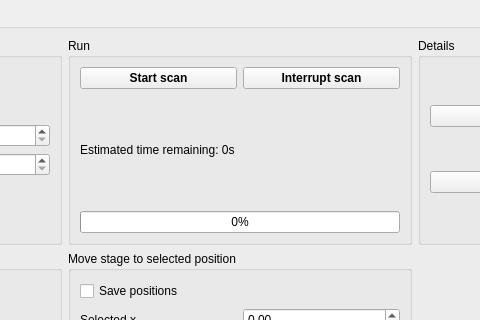
GingerLabUW/Microscope_App, file HW_PI_PiezoStage/stage_scan.ui: the form before one commit; both pictures show x 389 to 869 and y 0 to 320 of the 1172 by 968 pixel window.
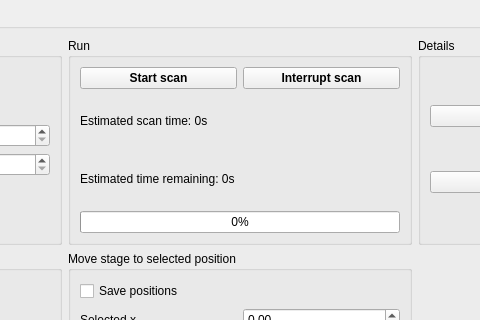
The form after the commit.

Commit message: ui fixes, added estimated scan time

```diff
--- a/HW_PI_PiezoStage/stage_scan.ui
+++ b/HW_PI_PiezoStage/stage_scan.ui
@@ -372,6 +372,13 @@
           <string>Run</string>
          </property>
          <layout class="QGridLayout" name="gridLayout_4">
+          <item row="2" column="0" colspan="2">
+           <widget class="QLabel" name="estimated_time_label">
+            <property name="text">
+             <string>Estimated time remaining: 0s</string>
+            </property>
+           </widget>
+          </item>
           <item row="0" column="0">
            <widget class="QPushButton" name="start_scan_pushButton">
             <property name="font">
@@ -398,14 +405,7 @@
             </property>
            </widget>
           </item>
-          <item row="1" column="0" colspan="2">
-           <widget class="QLabel" name="estimated_time_label">
-            <property name="text">
-             <string>Estimated time remaining: 0s</string>
-            </property>
-           </widget>
-          </item>
-          <item row="2" column="0" colspan="2">
+          <item row="3" column="0" colspan="2">
            <widget class="QProgressBar" name="progressBar">
             <property name="layoutDirection">
              <enum>Qt::LeftToRight</enum>
@@ -415,6 +415,13 @@
             </property>
            </widget>
           </item>
+          <item row="1" column="0">
+           <widget class="QLabel" name="estimated_scan_time_label">
+            <property name="text">
+             <string>Estimated scan time: 0s</string>
+            </property>
+           </widget>
+          </item>
          </layout>
         </widget>
        </item>
```
The commit also changes 8 other files.
